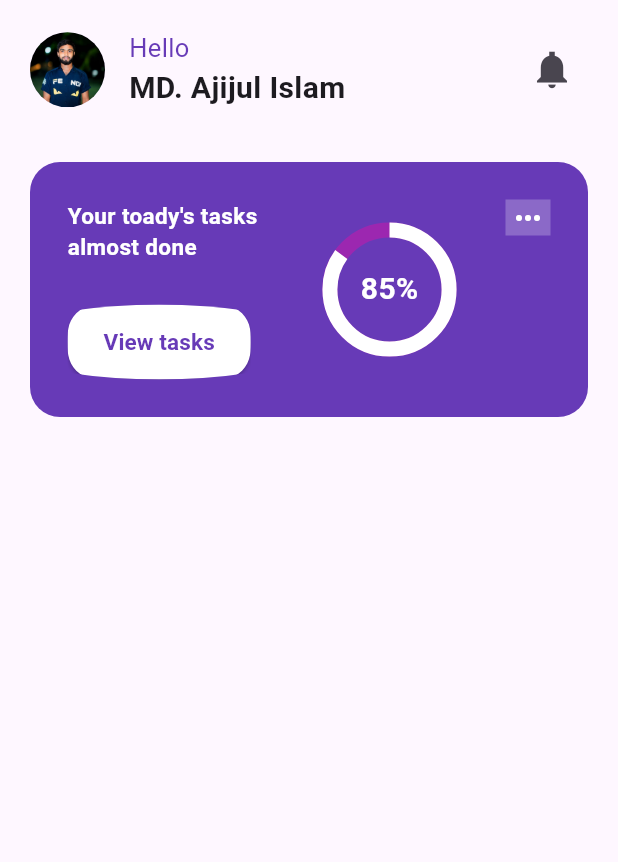
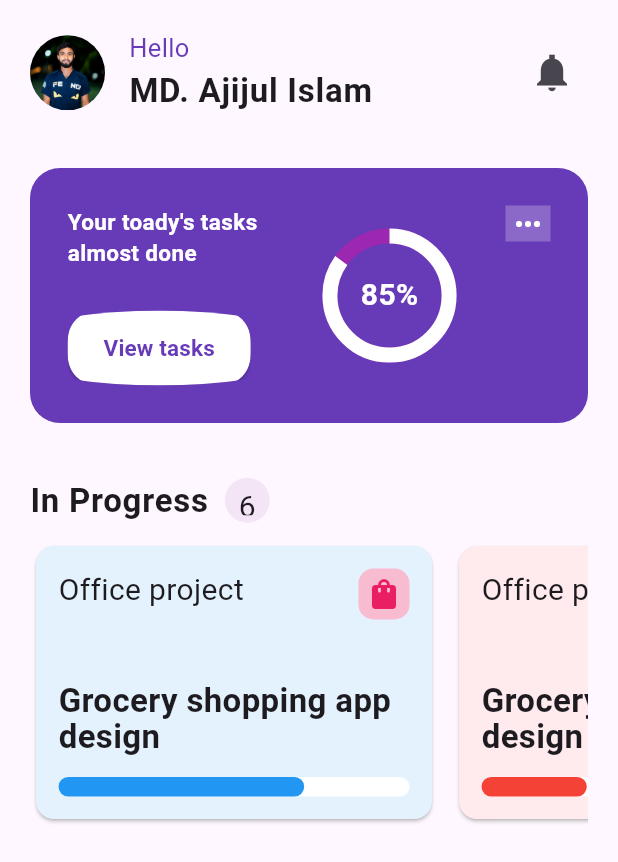
Before and after one commit to dev-ajijul-islam/flutter_todo_app, a Flutter app: the HomeScreen screen opened by its route, on a phone screen of 412 x 824 dp. Shown: the top 862 px of the screen. Run offline on Flutter 3.47's test engine with Material 3 defaults, Android fonts, the phone set to English and light mode, and no system bars; drawn by our look-alikes of dashed_circular_progress_bar, percent_indicator.

Commit message:
in progress section created

```diff
--- a/lib/main.dart
+++ b/lib/main.dart
@@ -30,6 +30,11 @@ class MyApp extends StatelessWidget {
           ),
         ),
         primaryColor: Colors.deepPurple,
+
+        textTheme: TextTheme(
+          bodyLarge: TextStyle(fontSize: 22,fontWeight: FontWeight.bold),
+          bodyMedium:  TextStyle(fontSize: 20)
+        )
       ),
       home: WelcomeScreen(),
     );
--- a/lib/screens/home_screen.dart
+++ b/lib/screens/home_screen.dart
@@ -1,5 +1,6 @@
 import 'package:flutter/material.dart';
 import 'package:practice_flutter/widgets/banner.dart';
+import 'package:practice_flutter/widgets/in_progress.dart';
 import 'package:practice_flutter/widgets/top_bar.dart';
 
 class HomeScreen extends StatelessWidget {
@@ -14,7 +15,9 @@ class HomeScreen extends StatelessWidget {
           child: Column(children: [
               TopBar(),
               SizedBox(height: 35,),
-              BannerSection()
+              BannerSection(),
+              SizedBox(height: 35,),
+              InProgress()
           ]),
         ),
       ),
--- /dev/null
+++ b/lib/widgets/in_progress.dart
@@ -0,0 +1,80 @@
+import 'package:flutter/material.dart';
+import 'package:practice_flutter/widgets/in_progress_card.dart';
+
+class InProgress extends StatelessWidget {
+  const InProgress({super.key});
+
+  @override
+  Widget build(BuildContext context) {
+    return SizedBox(
+      child: Column(
+        children: [
+          Row(
+            children: [
+              Text(
+                "In Progress ",
+                style: Theme.of(context).textTheme.bodyLarge,
+              ),
+              SizedBox(width: 5),
+              Container(
+                width: 30,
+                height: 30,
+                padding: EdgeInsets.all(5),
+                decoration: BoxDecoration(
+                  color: Colors.purple[50],
+                  borderRadius: BorderRadius.circular(100),
+                ),
+                child: Text("6", textAlign: TextAlign.center),
+              ),
+            ],
+          ),
+          SizedBox(height: 10),
+          SingleChildScrollView(
+            scrollDirection: Axis.horizontal,
+            child: Row(
+              mainAxisAlignment: MainAxisAlignment.start,
+              children: [
+                InProgressCard(
+                  color: Colors.blue.shade50,
+                  title: "Grocery shopping app design",
+                  icon: Icon(Icons.shopping_bag, color: Colors.pink),
+                  progress: 0.7,
+                  projectType: "Office project",
+                  progressColor: Colors.blue,
+                ),
+                SizedBox(width: 10),
+                InProgressCard(
+                  color: Colors.red.shade50,
+                  title: "Grocery shopping app design",
+                  icon: Icon(Icons.shopping_bag, color: Colors.pink),
+                  progress: 0.3,
+                  projectType: "Office project",
+                  progressColor: Colors.red,
+                ),
+                SizedBox(width: 10),
+                InProgressCard(
+                  color: Colors.green.shade50,
+                  title: "Grocery shopping app design",
+                  icon: Icon(Icons.shopping_bag, color: Colors.pink),
+                  progress: 0.5,
+                  projectType: "Office project",
+                  progressColor: Colors.green,
+                ),
+                SizedBox(width: 10),
+                InProgressCard(
+                  color: Colors.yellow.shade50,
+                  title: "Grocery shopping app design",
+                  icon: Icon(Icons.shopping_bag, color: Colors.pink),
+                  progress: 0.95,
+                  projectType: "Office project",
+                  progressColor: Colors.yellow,
+                ),
+                SizedBox(width: 10),
+              ],
+            ),
+          ),
+        ],
+      ),
+    );
+  }
+}
--- /dev/null
+++ b/lib/widgets/in_progress_card.dart
@@ -0,0 +1,78 @@
+import 'package:flutter/material.dart';
+import 'package:percent_indicator/percent_indicator.dart';
+
+class InProgressCard extends StatelessWidget {
+  final Widget icon;
+  final String projectType, title;
+  final double progress;
+  final Color progressColor;
+  final Color color;
+
+  const InProgressCard({
+    super.key,
+    required this.icon,
+    required this.projectType,
+    required this.progress,
+    required this.title,
+    required this.color,
+    required this.progressColor
+  });
+
+  @override
+  Widget build(BuildContext context) {
+    return SizedBox(
+      width: MediaQuery.of(context).size.width - 140,
+      height: 190,
+      child: Card(
+        color: color,
+        child: Padding(
+          padding: const EdgeInsets.all(15.0),
+          child: Column(
+            crossAxisAlignment: CrossAxisAlignment.start,
+            mainAxisAlignment: MainAxisAlignment.spaceBetween,
+            children: [
+              Row(
+                mainAxisAlignment: MainAxisAlignment.spaceBetween,
+                crossAxisAlignment: CrossAxisAlignment.start,
+                children: [
+                  Text(
+                    projectType,
+                    style: Theme.of(context).textTheme.bodyMedium,
+                  ),
+                  Container(
+                    decoration: BoxDecoration(
+                      color: Colors.pink.shade100,
+                      borderRadius: BorderRadius.circular(10),
+                    ),
+                    padding: const EdgeInsets.all(5),
+                    child: icon,
+                  ),
+                ],
+              ),
+              const SizedBox(height: 10),
+               Text(
+                title,
+                style: TextStyle(
+                  height: 1.1,
+                  fontWeight: FontWeight.bold,
+                  fontSize: 22,
+                ),
+              ),
+              LinearPercentIndicator(
+                animation: true,
+                animationDuration: 3000,
+                lineHeight: 13.0,
+                percent: progress,
+                barRadius: const Radius.circular(30),
+                backgroundColor: Colors.white,
+                progressColor: progressColor,
+                alignment: MainAxisAlignment.start,
+                padding: EdgeInsets.zero,
+              ),
+            ],
+          ),
+        ),
+      ),
+    );
+  }
+}
--- a/lib/widgets/top_bar.dart
+++ b/lib/widgets/top_bar.dart
@@ -27,7 +27,7 @@ class TopBar extends StatelessWidget {
                 ),
                 Text(
                   "MD. Ajijul Islam",
-                  style: TextStyle(fontSize: 20, fontWeight: FontWeight.bold),
+                  style: Theme.of(context).textTheme.bodyLarge,
                 ),
               ],
             ),
--- a/pubspec.yaml
+++ b/pubspec.yaml
@@ -35,6 +35,7 @@ dependencies:
   # Use with the CupertinoIcons class for iOS style icons.
   cupertino_icons: ^1.0.8
   dashed_circular_progress_bar: ^0.0.6
+  percent_indicator: ^4.2.5
 
 dev_dependencies:
   flutter_test:
```
Also changed, not shown: pubspec.lock.
